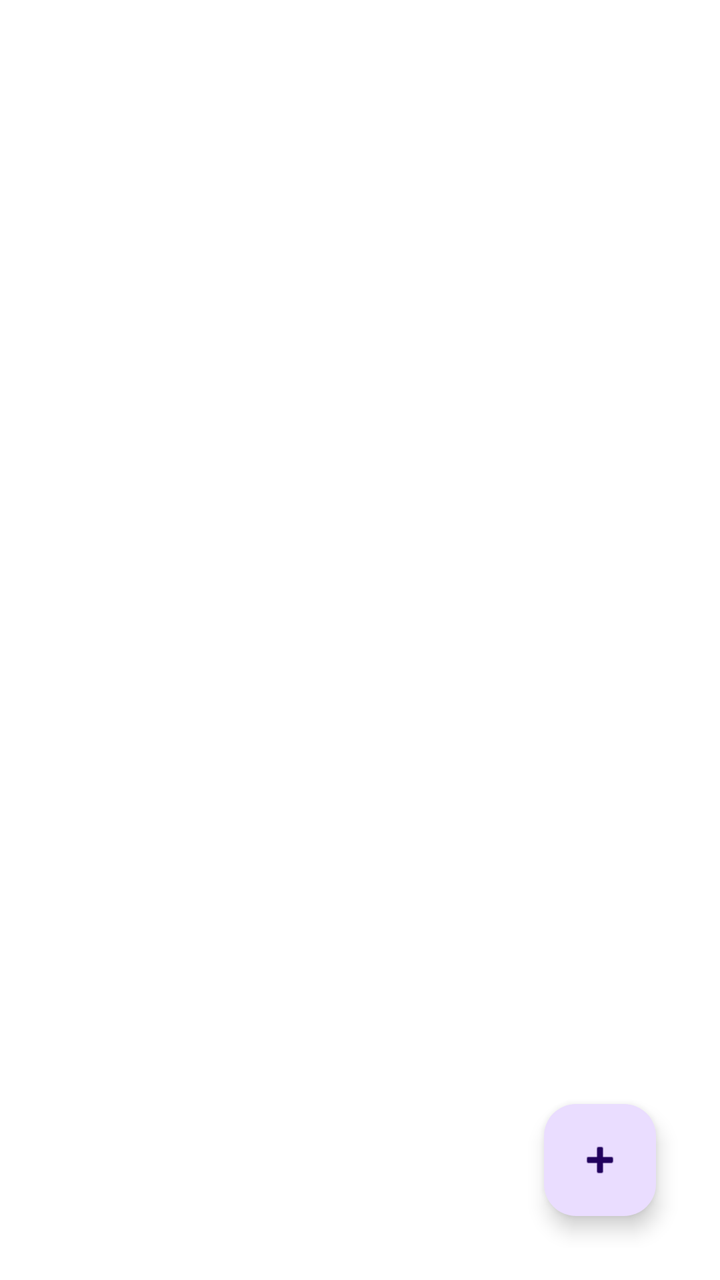
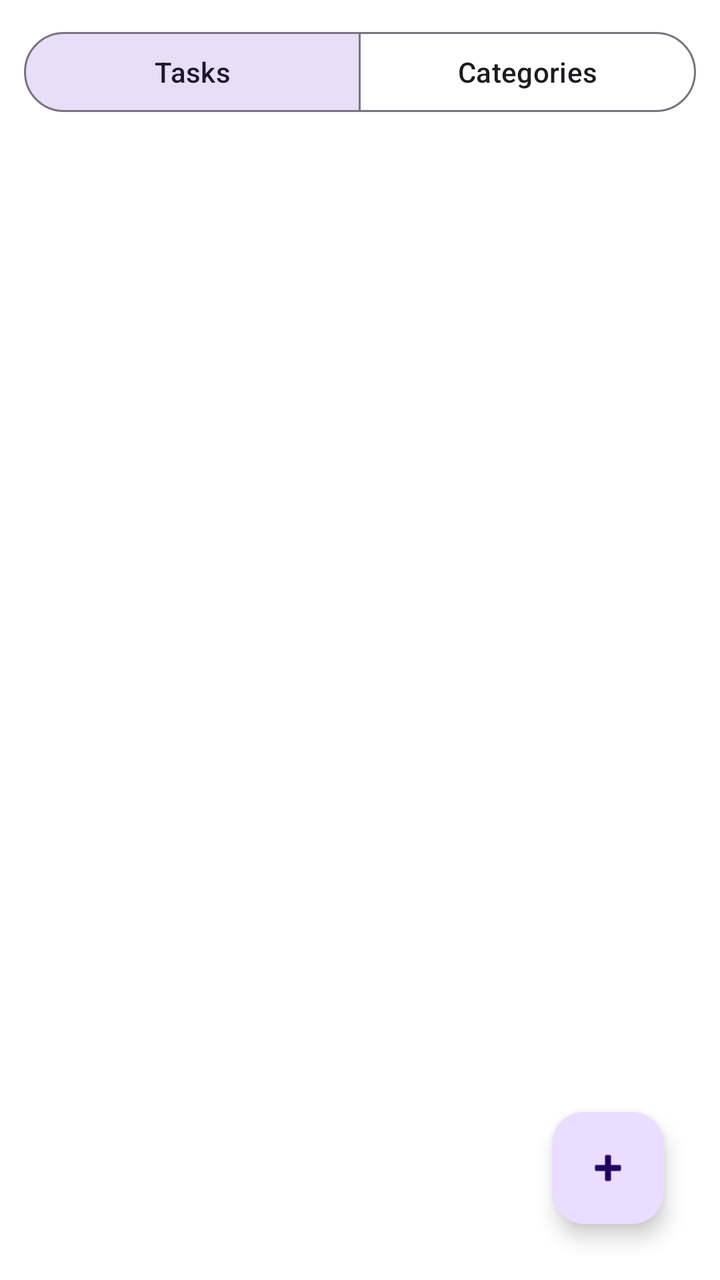

The first picture is an Android layout as it rendered before a commit; the second is the same layout after the commit. The layout source and the unified diff follow.
<!-- AndroidManifest.xml: application theme Theme.CalendarNotes -->
<!-- res/layout/fragment_notes.xml -->
<?xml version="1.0" encoding="utf-8"?>
<androidx.constraintlayout.widget.ConstraintLayout xmlns:android="http://schemas.android.com/apk/res/android"
    xmlns:app="http://schemas.android.com/apk/res-auto"
    android:layout_width="match_parent"
    android:layout_height="match_parent"
    android:padding="16dp">

    <androidx.recyclerview.widget.RecyclerView
        android:id="@+id/rvNotes"
        android:layout_width="match_parent"
        android:layout_height="0dp"
        app:layout_constraintTop_toTopOf="parent"
        app:layout_constraintBottom_toTopOf="@id/fabAddNote"
        app:layout_constraintStart_toStartOf="parent"
        app:layout_constraintEnd_toEndOf="parent" />

    <com.google.android.material.floatingactionbutton.FloatingActionButton
        android:id="@+id/fabAddNote"
        android:layout_width="wrap_content"
        android:layout_height="wrap_content"
        android:layout_margin="16dp"
        android:src="@android:drawable/ic_input_add"
        app:layout_constraintBottom_toBottomOf="parent"
        app:layout_constraintEnd_toEndOf="parent" />

</androidx.constraintlayout.widget.ConstraintLayout>
<!-- resources referenced by this layout -->
<resources>
  <style name="Theme.CalendarNotes" parent="Base.Theme.CalendarNotes" />
  <style name="Base.Theme.CalendarNotes" parent="Theme.Material3.DayNight.NoActionBar">
          
          <item name="colorPrimary">@color/light_blue</item>
          <item name="android:windowBackground">@android:color/white</item>
      </style>
  <color name="light_blue">#FF42A5F5</color>
</resources>

<!-- the commit's change to res/layout/fragment_notes.xml (unified diff, before → after) -->
@@ -3,22 +3,67 @@
     xmlns:app="http://schemas.android.com/apk/res-auto"
     android:layout_width="match_parent"
     android:layout_height="match_parent"
-    android:padding="16dp">
+    android:padding="12dp">
+
+    <com.google.android.material.button.MaterialButtonToggleGroup
+        android:id="@+id/toggleNotesView"
+        android:layout_width="match_parent"
+        android:layout_height="wrap_content"
+        app:checkedButton="@+id/btnViewNotes"
+        app:layout_constraintEnd_toEndOf="parent"
+        app:layout_constraintStart_toStartOf="parent"
+        app:layout_constraintTop_toTopOf="parent"
+        app:selectionRequired="true"
+        app:singleSelection="true">
+
+        <com.google.android.material.button.MaterialButton
+            android:id="@+id/btnViewNotes"
+            style="@style/Widget.Material3.Button.OutlinedButton"
+            android:layout_width="0dp"
+            android:layout_height="wrap_content"
+            android:layout_weight="1"
+            android:text="@string/view_notes" />
+
+        <com.google.android.material.button.MaterialButton
+            android:id="@+id/btnViewCategories"
+            style="@style/Widget.Material3.Button.OutlinedButton"
+            android:layout_width="0dp"
+            android:layout_height="wrap_content"
+            android:layout_weight="1"
+            android:text="@string/view_categories" />
+    </com.google.android.material.button.MaterialButtonToggleGroup>
 
     <androidx.recyclerview.widget.RecyclerView
         android:id="@+id/rvNotes"
         android:layout_width="match_parent"
         android:layout_height="0dp"
-        app:layout_constraintTop_toTopOf="parent"
-        app:layout_constraintBottom_toTopOf="@id/fabAddNote"
+        android:layout_marginTop="8dp"
+        android:clipToPadding="false"
+        android:paddingBottom="88dp"
+        app:layout_constraintBottom_toBottomOf="parent"
+        app:layout_constraintEnd_toEndOf="parent"
         app:layout_constraintStart_toStartOf="parent"
-        app:layout_constraintEnd_toEndOf="parent" />
+        app:layout_constraintTop_toBottomOf="@id/toggleNotesView" />
+
+    <androidx.recyclerview.widget.RecyclerView
+        android:id="@+id/rvCategories"
+        android:layout_width="match_parent"
+        android:layout_height="0dp"
+        android:layout_marginTop="8dp"
+        android:clipToPadding="false"
+        android:paddingBottom="88dp"
+        android:visibility="gone"
+        app:layout_constraintBottom_toBottomOf="parent"
+        app:layout_constraintEnd_toEndOf="parent"
+        app:layout_constraintStart_toStartOf="parent"
+        app:layout_constraintTop_toBottomOf="@id/toggleNotesView" />
 
     <com.google.android.material.floatingactionbutton.FloatingActionButton
-        android:id="@+id/fabAddNote"
+        android:id="@+id/fabAdd"
         android:layout_width="wrap_content"
         android:layout_height="wrap_content"
         android:layout_margin="16dp"
+        android:contentDescription="@string/add"
         android:src="@android:drawable/ic_input_add"
         app:layout_constraintBottom_toBottomOf="parent"
         app:layout_constraintEnd_toEndOf="parent" />
<!-- resource entries referenced after the edit -->
@@ -1,5 +1,8 @@
 <!-- resources referenced by this layout -->
 <resources>
+  <string name="add">Add</string>
+  <string name="view_categories">Categories</string>
+  <string name="view_notes">Tasks</string>
   <style name="Theme.CalendarNotes" parent="Base.Theme.CalendarNotes" />
   <style name="Base.Theme.CalendarNotes" parent="Theme.Material3.DayNight.NoActionBar">
           
